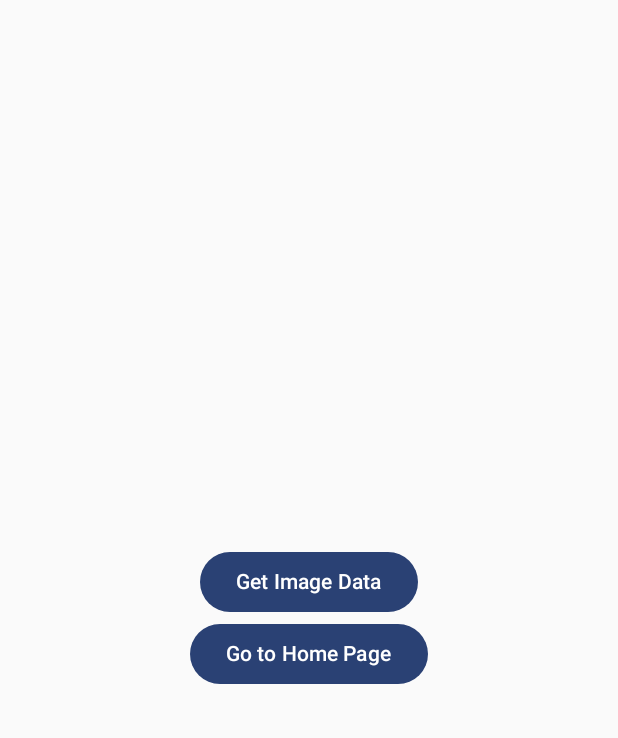
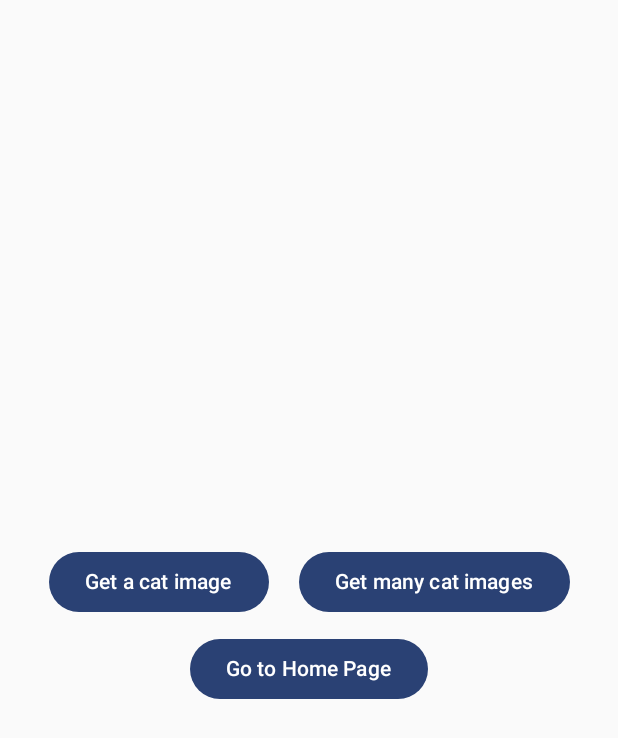
Before and after one commit to Iksu1234/CatViewerApp, an Android app built with Jetpack Compose: the screen it shows after launch (MainActivity), after a tap on "Go to Image Page", on a phone screen of 412 x 824 dp. Shown: the top 738 px of the screen. Run offline under Robolectric (Android 15) with nearby library versions, the phone set to English and light mode, and no system bars; our stand-ins replace livedata-compose; pictures from the network do not load.

Commit message:
single and multi image selection

```diff
--- a/app/src/main/java/com/example/project3/model/ImageRepo.kt
+++ b/app/src/main/java/com/example/project3/model/ImageRepo.kt
@@ -8,6 +8,10 @@ class ImageRepo {
     interface ImageApiService {
         @GET("search")
         suspend fun getImage(): List<ImageData>
+
+        @GET("search?limit=10")
+        suspend fun getManyImage(): List<ImageData>
+
     }
 
 }
--- a/app/src/main/java/com/example/project3/view/ImagePage.kt
+++ b/app/src/main/java/com/example/project3/view/ImagePage.kt
@@ -1,10 +1,19 @@
 package com.example.project3.view
 
 import android.media.Image
+import androidx.compose.foundation.BorderStroke
 import androidx.compose.foundation.Image
+import androidx.compose.foundation.border
 import androidx.compose.foundation.layout.Arrangement
 import androidx.compose.foundation.layout.Column
+import androidx.compose.foundation.layout.PaddingValues
+import androidx.compose.foundation.layout.Row
 import androidx.compose.foundation.layout.fillMaxSize
+import androidx.compose.foundation.layout.padding
+import androidx.compose.foundation.layout.requiredSize
+import androidx.compose.foundation.lazy.LazyColumn
+import androidx.compose.foundation.lazy.grid.GridCells
+import androidx.compose.foundation.lazy.grid.LazyVerticalGrid
 import androidx.compose.material3.Button
 import androidx.compose.material3.CircularProgressIndicator
 import androidx.compose.material3.Text
@@ -14,6 +23,7 @@ import androidx.compose.ui.Alignment
 import androidx.compose.ui.Modifier
 import androidx.compose.ui.layout.ContentScale
 import androidx.compose.ui.res.painterResource
+import androidx.compose.ui.unit.dp
 import androidx.lifecycle.ViewModel
 import androidx.navigation.NavController
 import coil3.compose.AsyncImage
@@ -24,34 +34,54 @@ import com.example.project3.viewmodel.ImageViewModel
 fun ImagePage(modifier: Modifier, viewModel: ImageViewModel, navController: NavController) {
 
     val imageData = viewModel.imageData.observeAsState()
+    val imageDatas = viewModel.imageDatas.observeAsState()
     val isLoading = viewModel.isLoading.observeAsState()
+    val singleIsClicked = viewModel.singleIsClicked.observeAsState()
+    val manyIsClicked = viewModel.manyIsClicked.observeAsState()
+
 
     Column(
         modifier = modifier.fillMaxSize(),
         verticalArrangement = Arrangement.Center,
         horizontalAlignment = Alignment.CenterHorizontally
     ) {
-
         if (isLoading.value == true) {
             CircularProgressIndicator()
-        }else{
-            imageData.value?.url?.let {
-                AsyncImage(
-                    model = "$it",
-                    contentDescription = "a cat",
-                )
+        } else if (isLoading.value == false && manyIsClicked.value == true) {
+            LazyVerticalGrid(modifier = Modifier.requiredSize(width = 400.dp, height = 400.dp), contentPadding = PaddingValues(5.dp), columns = GridCells.Fixed(2)) {
+                items(imageDatas.value?.size ?: 0) {
+                    AsyncImage(
+                        contentScale = ContentScale.Crop,
+                        modifier =
+                        Modifier.fillMaxSize()
+                        .border(BorderStroke(1.dp, androidx.compose.ui.graphics.Color.LightGray)),
+                        model = "${imageDatas.value?.get(it)?.url}",
+                        contentDescription = "a cat",
+                    )
+                }
             }
         }
-
-        Button(onClick ={
-            viewModel.getImageData()
-        } ) {
-            Text(text="Get Image Data")
+        else if (isLoading.value == false && singleIsClicked.value == true) {
+            AsyncImage(
+                model = "${imageData.value?.url}",
+                contentDescription = "a cat",
+            )}
+        Row {
+            Button(onClick = {
+                viewModel.getImageData()
+            }, Modifier.padding(10.dp)) {
+                Text(text = "Get a cat image")
+            }
+            Button(onClick = {
+                viewModel.getManyImageData()
+            }, Modifier.padding(10.dp)) {
+                Text(text = "Get many cat images")
+            }
         }
-
         Button(onClick = {
             navController.navigate(Routes.home)
         }
-        ) { Text(text="Go to Home Page") }
+        ) { Text(text = "Go to Home Page") }
     }
+
 }
--- a/app/src/main/java/com/example/project3/viewmodel/ImageViewModel.kt
+++ b/app/src/main/java/com/example/project3/viewmodel/ImageViewModel.kt
@@ -5,24 +5,32 @@ import androidx.lifecycle.MutableLiveData
 import androidx.lifecycle.ViewModel
 import androidx.lifecycle.viewModelScope
 import com.example.project3.model.ImageData
-import com.example.project3.model.ImageRepo
+
 import kotlinx.coroutines.launch
-import retrofit2.Retrofit
 import com.example.project3.model.RetrofitInstance
 
 
 class ImageViewModel : ViewModel()  {
 
-    val imageRepo : ImageRepo = ImageRepo()
+    private val _imageData = MutableLiveData<ImageData>()
+    private val _imageDatas = MutableLiveData<List<ImageData>>()
 
-    private val _imageData = MutableLiveData<ImageData>()
+    val imageDatas: LiveData<List<ImageData>> = _imageDatas
     val imageData: LiveData<ImageData> = _imageData
 
     private val _isLoading = MutableLiveData<Boolean>(false)
     val isLoading : LiveData<Boolean> = _isLoading
 
+    private val _singleIsClicked = MutableLiveData<Boolean>(false)
+    val singleIsClicked : LiveData<Boolean> = _singleIsClicked
+
+    private val _manyIsClicked = MutableLiveData<Boolean>(false)
+    val manyIsClicked : LiveData<Boolean> = _manyIsClicked
+
     fun getImageData() {
         _isLoading.postValue(true)
+        _manyIsClicked.postValue(false)
+        _singleIsClicked.postValue(true)
         viewModelScope.launch {
             try {
                 val response = RetrofitInstance.api.getImage()
@@ -35,5 +43,21 @@ class ImageViewModel : ViewModel()  {
         }
 
     }
+    fun getManyImageData() {
+        _isLoading.postValue(true)
+        _singleIsClicked.postValue(false)
+        _manyIsClicked.postValue(true)
+        viewModelScope.launch {
+            try {
+                val response = RetrofitInstance.api.getManyImage()
+                _imageDatas.postValue(response)
+                _isLoading.postValue(false)
+            }catch (e: Exception) {
+                // Print the exception stack trace if an error occurs during the network call.
+                e.printStackTrace()
+            }
+        }
+
+    }
 
 }
```
Also changed, not shown: app/src/main/java/com/example/project3/viewmodel/HomeViewModel.kt (+1 -7 lines).
